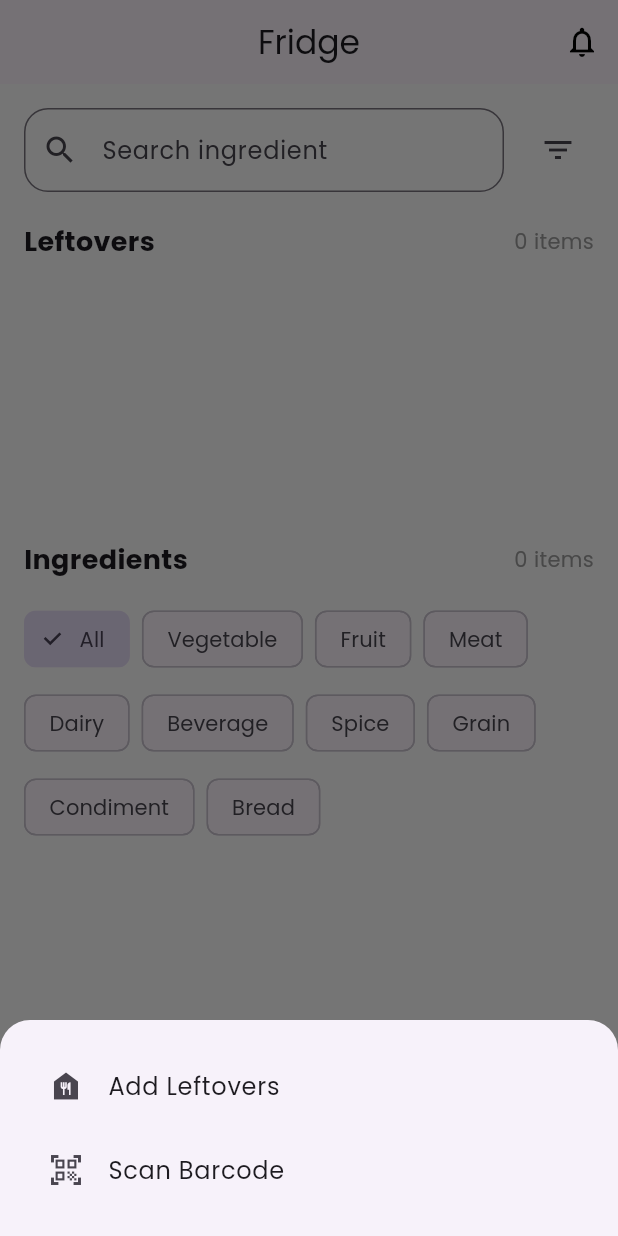
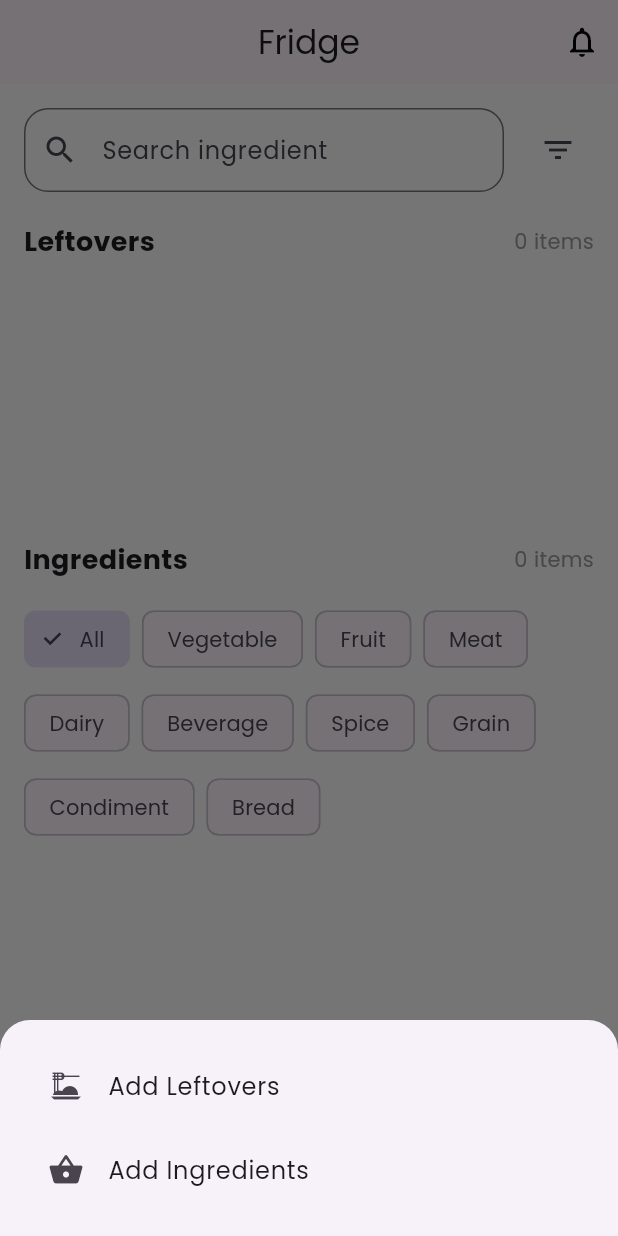
Before and after one commit to KuanJiTong/smart_virtual_refrigerator, a Flutter app: the FridgeViewBody screen opened directly, after a tap on the "add" icon, on a phone screen of 412 x 824 dp. Run offline on Flutter 3.47's test engine with Material 3 defaults, Android fonts, the phone set to English and light mode, and no system bars; our stand-ins replace camera, cloud_firestore, firebase_auth, firebase_core, firebase_storage, flutter_dotenv and 2 more; missing offline and left inert: google_mlkit_barcode_scanning, google_mlkit_commons; accounts and stored records are empty.

Commit message:
update add ingredient and leftover icon

```diff
--- a/lib/views/fridge_page.dart
+++ b/lib/views/fridge_page.dart
@@ -210,7 +210,7 @@ class FridgeViewBody extends StatelessWidget {
                       child: Wrap(
                         children: [
                           ListTile(
-                            leading: const Icon(Icons.food_bank),
+                            leading: const Icon(Icons.dinner_dining),
                             title: const Text('Add Leftovers'),
                             onTap: () {
                               Navigator.pop(context);
@@ -221,8 +221,8 @@ class FridgeViewBody extends StatelessWidget {
                             },
                           ),
                           ListTile(
-                            leading: const Icon(Icons.qr_code_scanner),
-                            title: const Text('Scan Barcode'),
+                            leading: const Icon(Icons.shopping_basket),
+                            title: const Text('Add Ingredients'),
                             onTap: () {
                               Navigator.pop(context); // Close the drawer or current modal if needed
                               Navigator.push(
```
